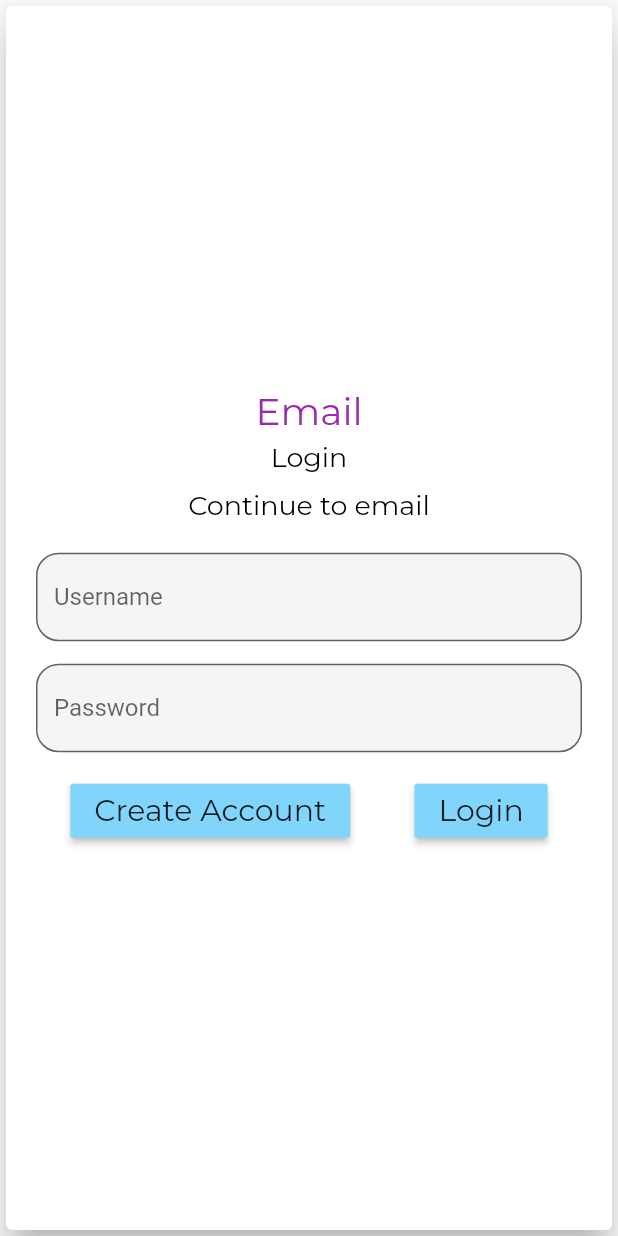
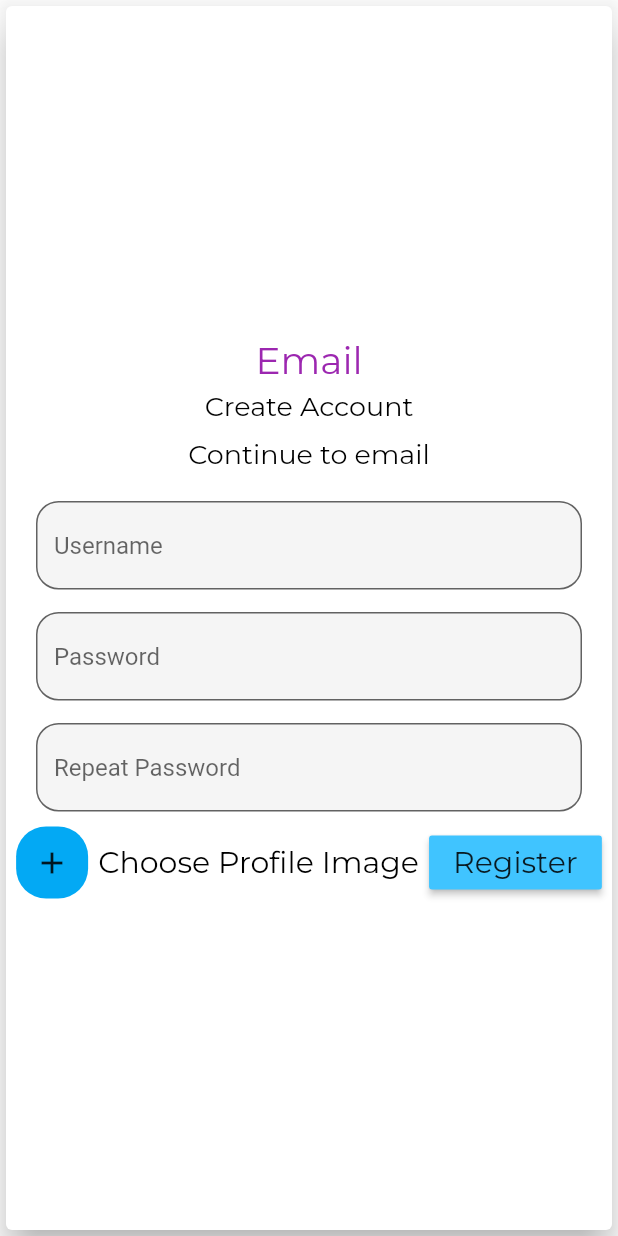
Before and after one commit to PatrickChow0803/Gmail-Clone, a Flutter app: the screen it shows after launch, after a tap on "Create Account", on a phone screen of 412 x 824 dp. Run offline on Flutter 3.47's test engine with Material 2 defaults, Android fonts, the phone set to English and light mode, and no system bars; our stand-ins replace firebase_core, google_fonts; accounts and stored records are empty.

Commit message:
Added UI for sign_up_screen

```diff
--- a/lib/screens/navigation_screen.dart
+++ b/lib/screens/navigation_screen.dart
@@ -1,5 +1,6 @@
 import 'package:flutter/material.dart';
 import 'package:gmail_clone/screens/mail_screen.dart';
+import 'package:gmail_clone/screens/sign_up_screen.dart';
 import 'package:gmail_clone/variables.dart';
 
 class NavigationPage extends StatefulWidget {
@@ -74,7 +75,8 @@ class _LoginPageState extends State<LoginPage> {
                   mainAxisAlignment: MainAxisAlignment.spaceEvenly,
                   children: [
                     RaisedButton(
-                      onPressed: () {},
+                      onPressed: () => Navigator.push(
+                          context, MaterialPageRoute(builder: (context) => SignUpScreen())),
                       color: Colors.lightBlue[200],
                       child: Text(
                         "Create Account",
--- /dev/null
+++ b/lib/screens/sign_up_screen.dart
@@ -0,0 +1,105 @@
+import 'package:flutter/material.dart';
+
+import '../variables.dart';
+
+class SignUpScreen extends StatefulWidget {
+  @override
+  _SignUpScreenState createState() => _SignUpScreenState();
+}
+
+class _SignUpScreenState extends State<SignUpScreen> {
+  @override
+  Widget build(BuildContext context) {
+    return Scaffold(
+      body: SingleChildScrollView(
+        child: Center(
+          child: Container(
+            width: MediaQuery.of(context).size.width,
+            height: MediaQuery.of(context).size.height,
+            child: Card(
+              elevation: 10.0,
+              child: Column(
+                mainAxisAlignment: MainAxisAlignment.center,
+                children: [
+                  Text(
+                    'Email',
+                    style: myStyleMontserrat(size: 25.0, color: Colors.purple),
+                  ),
+                  SizedBox(height: 5.0),
+                  Text(
+                    'Create Account',
+                    style: myStyleMontserrat(size: 18.0, color: Colors.black),
+                  ),
+                  SizedBox(height: 10.0),
+                  Text("Continue to email",
+                      style: myStyleMontserrat(size: 18.0, color: Colors.black)),
+                  SizedBox(height: 20.0),
+                  Container(
+                    width: MediaQuery.of(context).size.width,
+                    margin: EdgeInsets.symmetric(horizontal: 20.0),
+                    child: TextField(
+                      decoration: InputDecoration(
+                          filled: true,
+                          hintText: "Username",
+                          border: OutlineInputBorder(borderRadius: BorderRadius.circular(15.0))),
+                    ),
+                  ),
+                  SizedBox(height: 15.0),
+                  Container(
+                    width: MediaQuery.of(context).size.width,
+                    margin: EdgeInsets.symmetric(horizontal: 20.0),
+                    child: TextField(
+                      decoration: InputDecoration(
+                          filled: true,
+                          hintText: "Password",
+                          border: OutlineInputBorder(borderRadius: BorderRadius.circular(15.0))),
+                    ),
+                  ),
+                  SizedBox(height: 15.0),
+                  Container(
+                    width: MediaQuery.of(context).size.width,
+                    margin: EdgeInsets.symmetric(horizontal: 20.0),
+                    child: TextField(
+                      decoration: InputDecoration(
+                          filled: true,
+                          hintText: "Repeat Password",
+                          border: OutlineInputBorder(borderRadius: BorderRadius.circular(15.0))),
+                    ),
+                  ),
+                  SizedBox(height: 10.0),
+                  Row(
+                    mainAxisAlignment: MainAxisAlignment.spaceEvenly,
+                    children: [
+                      Container(
+                        decoration: BoxDecoration(
+                          borderRadius: BorderRadius.circular(20.0),
+                          color: Colors.lightBlue,
+                        ),
+                        child: IconButton(
+                          icon: Icon(Icons.add),
+                          onPressed: () {},
+                        ),
+                      ),
+                      Text(
+                        "Choose Profile Image",
+                        style: myStyleMontserrat(size: 20.0, color: Colors.black),
+                      ),
+                      RaisedButton(
+                        onPressed: () {},
+                        color: Colors.lightBlueAccent,
+                        child: Text(
+                          'Register',
+                          style: myStyleMontserrat(size: 20.0),
+                        ),
+                      )
+                    ],
+                  )
+                ],
+              ),
+            ),
+          ),
+        ),
+      ),
+    );
+  }
+}
```
